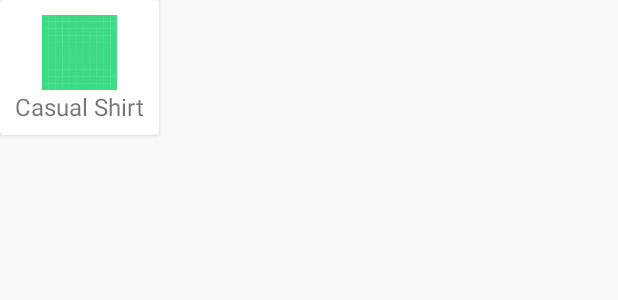
After one commit to nishantpandey-11/CategoryRevampPrototype, an Android app: the layout row_sub_category_child.xml on its own in the app's theme, with its tools: preview values and no code run, on a phone screen of 412 x 824 dp. The commit adds this screen. Shown: the top 300 px of the screen. Run offline under Robolectric (Android 15) with nearby library versions, the phone set to English and light mode, and no system bars.

Commit message:
ui design

```diff
--- /dev/null
+++ b/app/src/main/res/layout/row_sub_category_child.xml
@@ -0,0 +1,35 @@
+<?xml version="1.0" encoding="utf-8"?>
+
+
+<androidx.cardview.widget.CardView xmlns:android="http://schemas.android.com/apk/res/android"
+    xmlns:tools="http://schemas.android.com/tools"
+    android:layout_width="wrap_content"
+    android:layout_height="wrap_content"
+    android:elevation="@dimen/elevation">
+
+
+    <LinearLayout
+        android:layout_width="match_parent"
+        android:layout_height="70dp"
+        android:layout_margin="@dimen/margin_10"
+        android:orientation="vertical">
+
+        <ImageView
+            android:id="@+id/iv_child_img"
+            android:layout_width="@dimen/margin_50"
+            android:layout_height="@dimen/margin_50"
+            android:layout_gravity="center"
+            android:src="@drawable/ic_launcher_background"
+            tools:ignore="ContentDescription" />
+
+        <TextView
+            android:id="@+id/tv_sub_cat_child_name"
+            android:layout_width="wrap_content"
+            android:layout_height="wrap_content"
+            android:layout_gravity="center"
+            android:gravity="center"
+            android:textSize="@dimen/text_size_16sp"
+            tools:text="Casual Shirt" />
+
+    </LinearLayout>
+</androidx.cardview.widget.CardView>
--- a/app/src/main/res/values/dimens.xml
+++ b/app/src/main/res/values/dimens.xml
@@ -3,12 +3,14 @@
     <dimen name="activity_horizontal_margin">16dp</dimen>
     <dimen name="activity_vertical_margin">16dp</dimen>
     <dimen name="margin_2">2dp</dimen>
+    <dimen name="margin_5">5dp</dimen>
     <dimen name="margin_10">10dp</dimen>
     <dimen name="margin_20">20dp</dimen>
     <dimen name="margin_30">30dp</dimen>
     <dimen name="margin_50">50dp</dimen>
     <dimen name="margin_150">160dp</dimen>
     <dimen name="elevation">10dp</dimen>
+    <dimen name="text_size_10sp">10sp</dimen>
     <dimen name="text_size_16sp">16sp</dimen>
     <dimen name="text_size_20sp">20sp</dimen>
 </resources>
```
Also changed, not shown: app/src/main/java/com/self/categoryrevampprototype/ui/dashboard/DashboardFragment.kt (+14 -7 lines), app/src/main/java/com/self/categoryrevampprototype/ui/dashboard/adapter/CategoryAdapter.kt (+22 -1 lines), app/src/main/java/com/self/categoryrevampprototype/ui/dashboard/adapter/ViewPagerAdapter.kt (+13 -0 lines), app/src/main/java/com/self/categoryrevampprototype/ui/dashboard/model/CategoryData.kt (+9 -0 lines), app/src/main/res/layout/item_viewpager.xml (+16 -1 lines).
